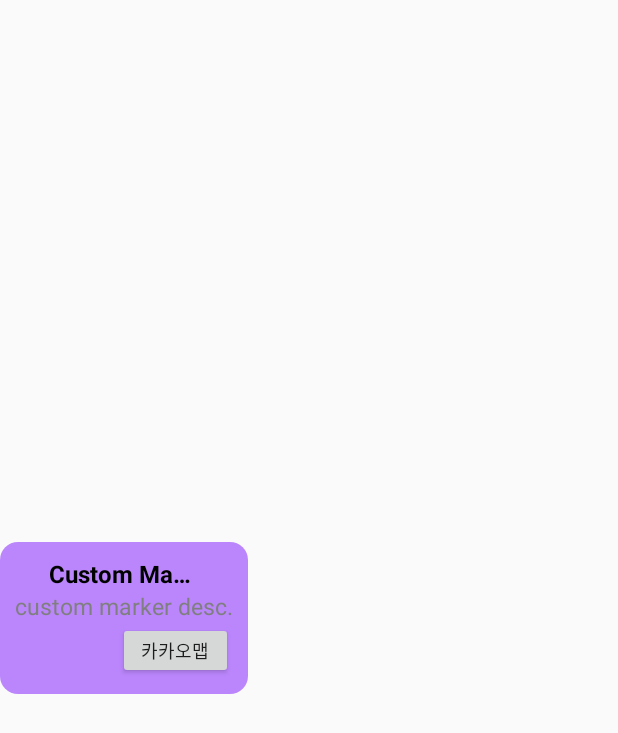
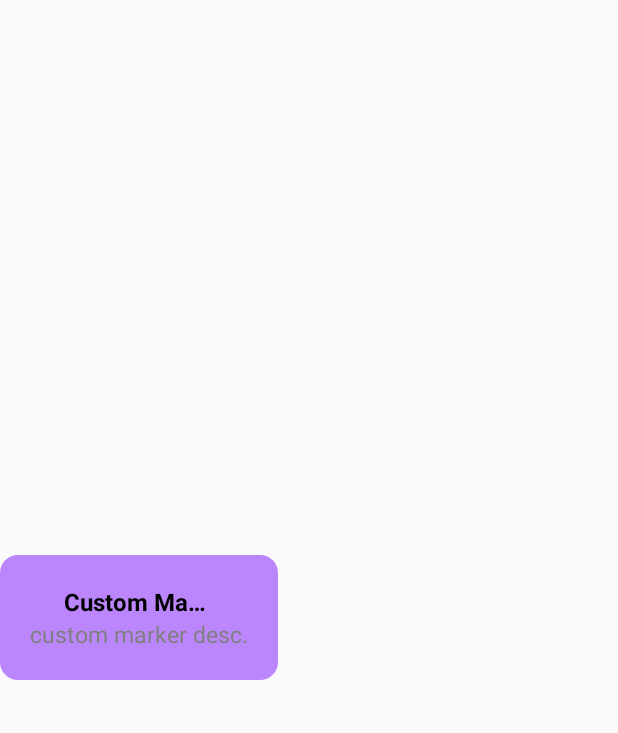
Before and after one commit to 21TourApiProject/AndroidApp, an Android app: the layout map_custom_balloon.xml on its own in the app's theme, with its tools: preview values and no code run, on a phone screen of 412 x 824 dp. Shown: the top 733 px of the screen. Run offline under Robolectric (Android 15) with nearby library versions, the phone set to English and light mode, and no system bars.

Commit message:
add diffrent custom marker and make BalloonObject

```diff
--- a/app/src/main/res/layout/map_custom_balloon.xml
+++ b/app/src/main/res/layout/map_custom_balloon.xml
@@ -4,32 +4,9 @@
     android:layout_height="wrap_content"
     android:layout_gravity="center_vertical"
     android:background="@drawable/map__test_bubble"
-    android:padding="10dp"
+    android:padding="20dp"
     android:orientation="vertical" >
 
-    <RelativeLayout
-        android:layout_width="wrap_content"
-        android:layout_height="wrap_content">
-
-        <TextView
-            android:id="@+id/bubble_btn_smp"
-            android:layout_width="wrap_content"
-            android:layout_height="wrap_content"
-            android:text="카카오톡샘"
-            android:textSize="12sp"
-            android:layout_alignRight="@+id/bubble_text"
-            android:layout_below="@+id/bubble_text"
-            android:padding="10dp"/>
-        <Button
-            android:id="@+id/bubble_btn"
-            android:layout_width="wrap_content"
-            android:layout_height="wrap_content"
-            android:layout_alignTop="@+id/bubble_btn_smp"
-            android:layout_alignBottom="@+id/bubble_btn_smp"
-            android:layout_alignRight="@+id/bubble_btn_smp"
-            android:layout_alignLeft="@+id/bubble_btn_smp"
-            android:text="카카오맵"
-            android:textSize="12sp"/>
 
         <LinearLayout
             android:id="@+id/bubble_text"
@@ -54,11 +31,9 @@
                 android:layout_width="wrap_content"
                 android:layout_height="wrap_content"
                 android:ellipsize="end"
-                android:singleLine="true"
                 android:text="custom marker desc."
                 android:textColor="#ff7f7f7f"
                 android:textSize="15sp" />
         </LinearLayout>
-    </RelativeLayout>
 
 </LinearLayout>
```
Also changed, not shown: app/src/main/java/com/starrynight/tourapiproject/map/BalloonObject.java (added, +54 -0 lines), app/src/main/java/com/starrynight/tourapiproject/map/MapFragment.java (+56 -32 lines), app/src/main/res/layout/custom_post_write_image.xml (deleted, +0 -23 lines).
